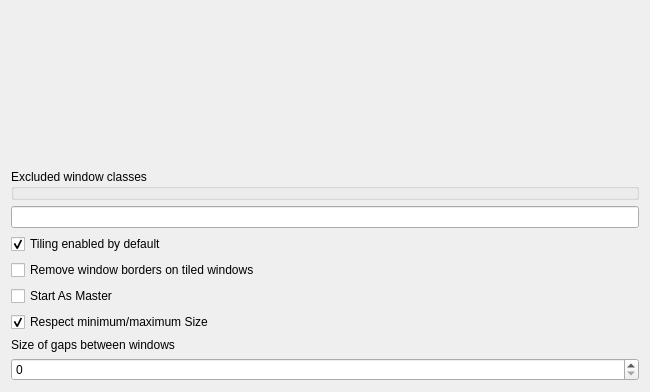
The window that contents/ui/config.ui (kwin-scripts/kwin-tiling) describes before a commit, drawn with Qt 5.
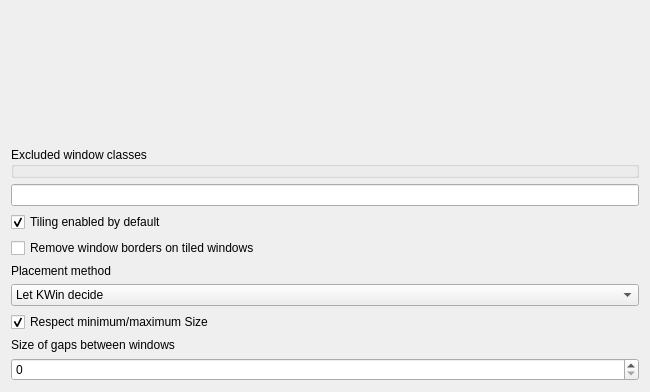
The same window after the commit. Custom widgets are drawn as their Qt base class.

Commit message:
Replace startAsMaster with a more general "Placement method"
This includes the ability to let kwin decide where to put the window

What changed in the file:
```diff
--- a/contents/ui/config.ui
+++ b/contents/ui/config.ui
@@ -58,12 +58,31 @@
     </widget>
    </item>
    <item>
-    <widget class="QCheckBox" name="kcfg_startAsMaster">
+    <widget class="QLabel" name="label_2">
      <property name="text">
-      <string>Start As Master</string>
+      <string>Placement method</string>
      </property>
     </widget>
    </item>
+   <item>
+    <widget class="QComboBox" name="kcfg_placement">
+     <item>
+      <property name="text">
+       <string>Let KWin decide</string>
+      </property>
+     </item>
+     <item>
+      <property name="text">
+       <string>Open new tiles as master</string>
+      </property>
+     </item>
+     <item>
+      <property name="text">
+       <string>Open new tiles at the end</string>
+      </property>
+     </item>
+    </widget>
+   </item>
    <item>
     <widget class="QCheckBox" name="kcfg_respectMinMax">
      <property name="text">
```
The commit also changes 5 other files.
